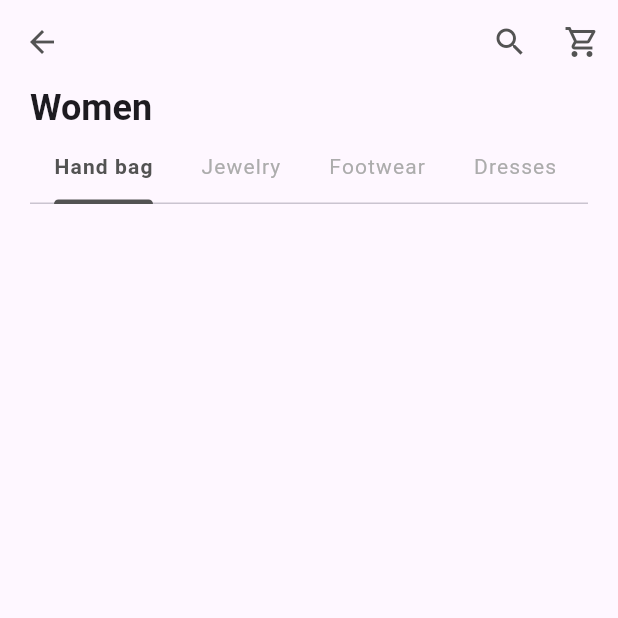
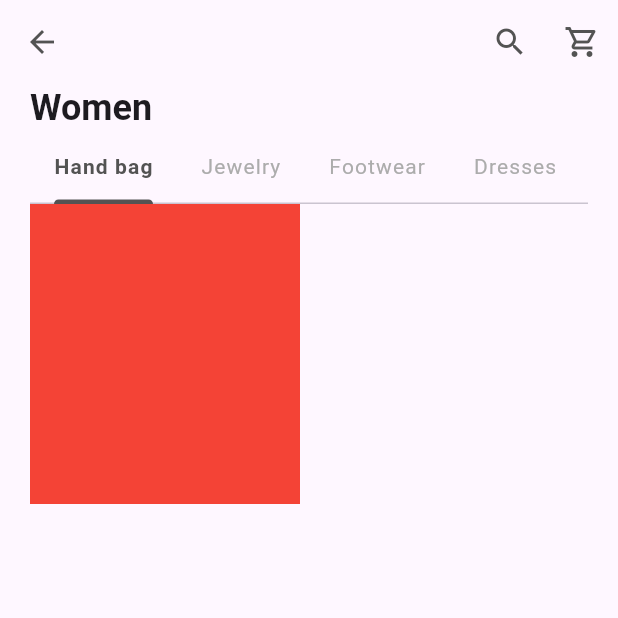
Before and after one commit to kabirdeula/OnlineShop, a Flutter app: the screen it shows after launch, on a phone screen of 412 x 824 dp, the top half of it. Run offline on Flutter 3.47's test engine with Material 3 defaults, Android fonts, the phone set to English and light mode, and no system bars; our stand-ins replace device_preview, equatable, flutter_bloc, freezed_annotation, get_it, go_router; Roboto replaces fonts that are missing (NunitoSans).

Commit message:
Add ProductGridView widget and integrate it into HomeScreen

```diff
--- a/lib/features/home/presentation/screens/home_screen.dart
+++ b/lib/features/home/presentation/screens/home_screen.dart
@@ -1,6 +1,7 @@
 import 'package:flutter/material.dart';
 import 'package:online_shop/core/constants/constants.dart';
 import 'package:online_shop/core/widgets/widgets.dart';
+import 'package:online_shop/features/product/product.dart';
 
 class HomeScreen extends StatelessWidget {
   const HomeScreen({super.key});
@@ -41,6 +42,16 @@ class HomeScreen extends StatelessWidget {
                   .copyWith(fontWeight: FontWeight.bold),
             ),
             TabBar(tabs: ListStrings.categories, isScrollable: true),
+            Flexible(child:
+              TabBarView(
+                children: [
+                  ProductGridView(),
+                  ProductGridView(),
+                  ProductGridView(),
+                  ProductGridView()
+                ],
+              )
+            ),
           ],
         ),
       ),
--- /dev/null
+++ b/lib/features/product/presentation/widgets/product_grid_view.dart
@@ -0,0 +1,26 @@
+import 'package:flutter/material.dart';
+import 'package:flutter_bloc/flutter_bloc.dart';
+import 'package:online_shop/features/product/product.dart';
+
+class ProductGridView extends StatelessWidget {
+  const ProductGridView({super.key});
+
+  @override
+  Widget build(BuildContext context) {
+    return BlocBuilder<ProductCubit, ProductState>(
+      builder: (context, state) {
+        print(state);
+        return Column(
+          crossAxisAlignment: CrossAxisAlignment.start,
+          children: [
+            Container(
+              height: 200,
+              width: 180,
+              color: Colors.red,
+            ),
+          ],
+        );
+      },
+    );
+  }
+}
```
